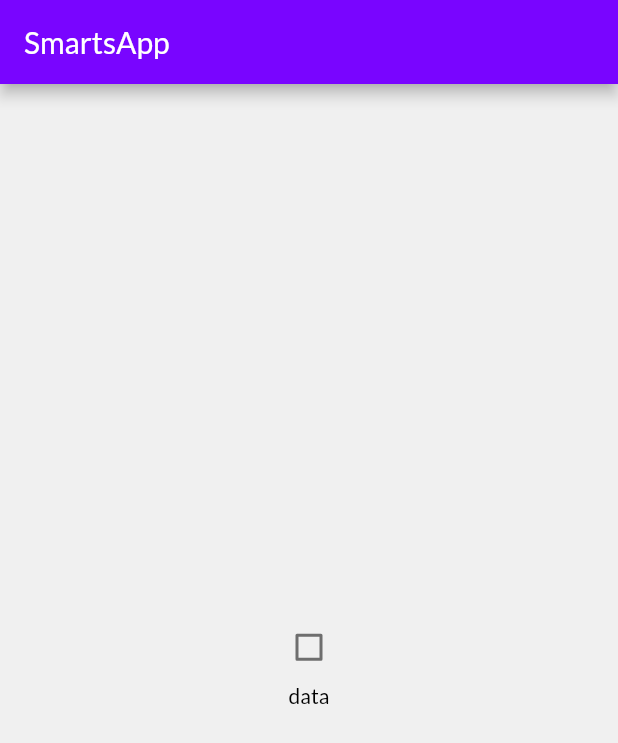
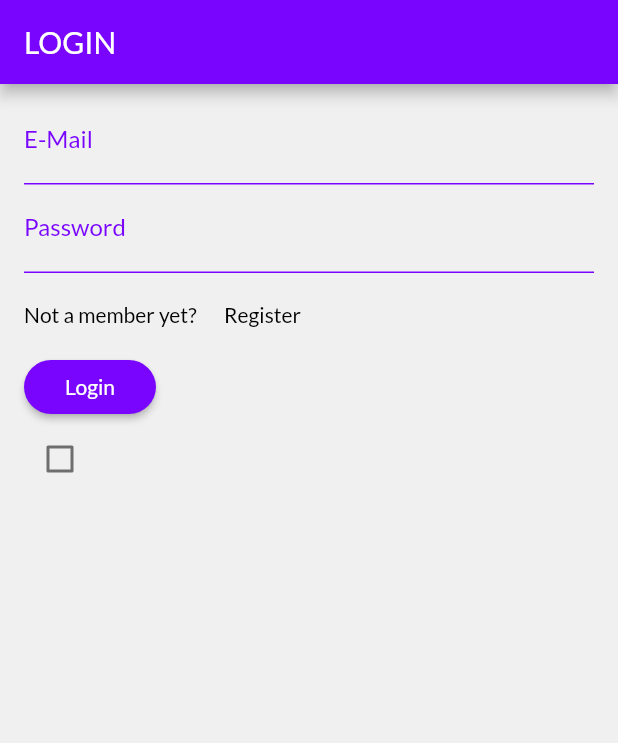
Before and after one commit to jupiter0913/SmartApps, a Flutter app: the screen it shows after launch, on a phone screen of 412 x 824 dp. Shown: the top 743 px of the screen. Run offline on Flutter 3.47's test engine with Material 2 defaults, Android fonts, the light colour scheme and no system bars; our stand-ins replace shared_preferences.

Commit message:
feat(phone-app): added login page base

```diff
--- a/phone_app/lib/src/app.dart
+++ b/phone_app/lib/src/app.dart
@@ -21,17 +21,48 @@ const primarySwatch = MaterialColor(0xFF7905FF, {
 ThemeData generateThemeData(bool isDark) {
   return ThemeData(
     primarySwatch: primarySwatch,
-    accentColor: Colors.teal,
+    accentColor: Colors.tealAccent,
     fontFamily: "Lato",
     backgroundColor: isDark ? Color(0xFF222222) : Color(0xFFF0F0F0),
     errorColor: isDark ? Color(0xFFFF3E3E) : Color(0xFFFF0000),
+    buttonTheme: ButtonThemeData(
+      buttonColor: primarySwatch,
+      shape: RoundedRectangleBorder(borderRadius: BorderRadius.circular(20.0)),
+      textTheme: ButtonTextTheme.primary,
+    ),
     textTheme: TextTheme(
+      bodyText1:
+          TextStyle(color: isDark ? Color(0xFFFFFFFF) : Color(0xFF000000)),
+      bodyText2:
+          TextStyle(color: isDark ? Color(0xFFFFFFFF) : Color(0xFF000000)),
+      caption: TextStyle(color: isDark ? Color(0xFFFFFFFF) : Color(0xFF000000)),
       headline1:
+          TextStyle(color: isDark ? Color(0xFFFFFFFF) : Color(0xFF000000)),
+      headline2:
+          TextStyle(color: isDark ? Color(0xFFFFFFFF) : Color(0xFF000000)),
+      headline3:
+          TextStyle(color: isDark ? Color(0xFFFFFFFF) : Color(0xFF000000)),
+      headline4:
+          TextStyle(color: isDark ? Color(0xFFFFFFFF) : Color(0xFF000000)),
+      headline5:
           TextStyle(color: isDark ? Color(0xFFFFFFFF) : Color(0xFF000000)),
       headline6:
           TextStyle(color: isDark ? Color(0xFFFFFFFF) : Color(0xFF000000)),
-      bodyText2:
+      subtitle1:
           TextStyle(color: isDark ? Color(0xFFFFFFFF) : Color(0xFF000000)),
+      subtitle2:
+          TextStyle(color: isDark ? Color(0xFFFFFFFF) : Color(0xFF000000)),
+      overline:
+          TextStyle(color: isDark ? Color(0xFFFFFFFF) : Color(0xFF000000)),
+    ),
+    inputDecorationTheme: InputDecorationTheme(
+      enabledBorder: UnderlineInputBorder(
+        borderSide: BorderSide(
+          color: primarySwatch,
+        ),
+      ),
+      hintStyle: TextStyle(color: Color(0xFF808080)),
+      labelStyle: TextStyle(color: primarySwatch),
     ),
   );
 }
--- a/phone_app/lib/src/routes/login.dart
+++ b/phone_app/lib/src/routes/login.dart
@@ -1,33 +1,87 @@
 import 'package:flutter/material.dart';
-import 'package:provider/provider.dart';
-
-import '../providers/dark_mode_provider.dart';
+import 'package:smartsapp/src/widgets/dark_mode_toggler.dart';
 
 class Login extends StatelessWidget {
   static const routeName = "/login";
 
   @override
   Widget build(BuildContext context) {
-    final themeChange = Provider.of<DarkModeProvider>(context);
+    final deviceSize = MediaQuery.of(context).size;
     final themeData = Theme.of(context);
+    final navigator = Navigator.of(context);
 
     return Scaffold(
       appBar: AppBar(
-        title: const Text("SmartsApp"),
+        title: const Text("LOGIN"),
       ),
       body: Container(
         color: themeData.backgroundColor,
-        child: Center(
-          child: Container(
+        height: deviceSize.height,
+        child: Form(
+          child: SingleChildScrollView(
+            padding: const EdgeInsets.symmetric(
+              horizontal: 16,
+              vertical: 8,
+            ),
             child: Column(
               mainAxisSize: MainAxisSize.min,
+              crossAxisAlignment: CrossAxisAlignment.start,
               children: [
-                Checkbox(
-                    value: themeChange.isDarkTheme,
-                    onChanged: (bool value) {
-                      themeChange.isDarkTheme = value;
-                    }),
-                Text("data")
+                TextFormField(
+                  decoration: InputDecoration(
+                    labelText: 'E-Mail',
+                    hintText: 'Enter your email',
+                  ),
+                  keyboardType: TextInputType.emailAddress,
+                  validator: (email) {
+                    if (email.isEmpty ||
+                        !RegExp(r"^[a-zA-Z0-9.a-zA-Z0-9.!#$%&'*+-/=?^_`{|}~]+@[a-zA-Z0-9]+\.[a-zA-Z]+")
+                            .hasMatch(email)) {
+                      return 'Invalid email';
+                    }
+                    return null;
+                  },
+                  onSaved: (value) {},
+                ),
+                TextFormField(
+                  decoration: InputDecoration(
+                    labelText: 'Password',
+                    hintText: 'Enter your password',
+                  ),
+                  obscureText: true,
+                  validator: (password) {
+                    if (password.length < 6) {
+                      return 'Password must contain at least 6 characters';
+                    }
+                    return null;
+                  },
+                  onSaved: (value) {},
+                ),
+                SizedBox(
+                  height: 4,
+                ),
+                Row(
+                  children: [
+                    Text("Not a member yet?"),
+                    FlatButton(
+                      padding: const EdgeInsets.all(0),
+                      onPressed: () {
+                        navigator.pushReplacementNamed("/register");
+                      },
+                      child: Text("Register"),
+                    ),
+                  ],
+                ),
+                RaisedButton(
+                  onPressed: () {},
+                  child: Text(
+                    "Login",
+                    style: TextStyle(
+                      color: Colors.white,
+                    ),
+                  ),
+                ),
+                DarkModeToggler(),
               ],
             ),
           ),
--- /dev/null
+++ b/phone_app/lib/src/widgets/dark_mode_toggler.dart
@@ -0,0 +1,18 @@
+import 'package:flutter/material.dart';
+import 'package:provider/provider.dart';
+
+import '../providers/dark_mode_provider.dart';
+
+class DarkModeToggler extends StatelessWidget {
+  @override
+  Widget build(BuildContext context) {
+    final themeChange = Provider.of<DarkModeProvider>(context);
+
+    return Checkbox(
+      value: themeChange.isDarkTheme,
+      onChanged: (bool value) {
+        themeChange.isDarkTheme = value;
+      },
+    );
+  }
+}
```
